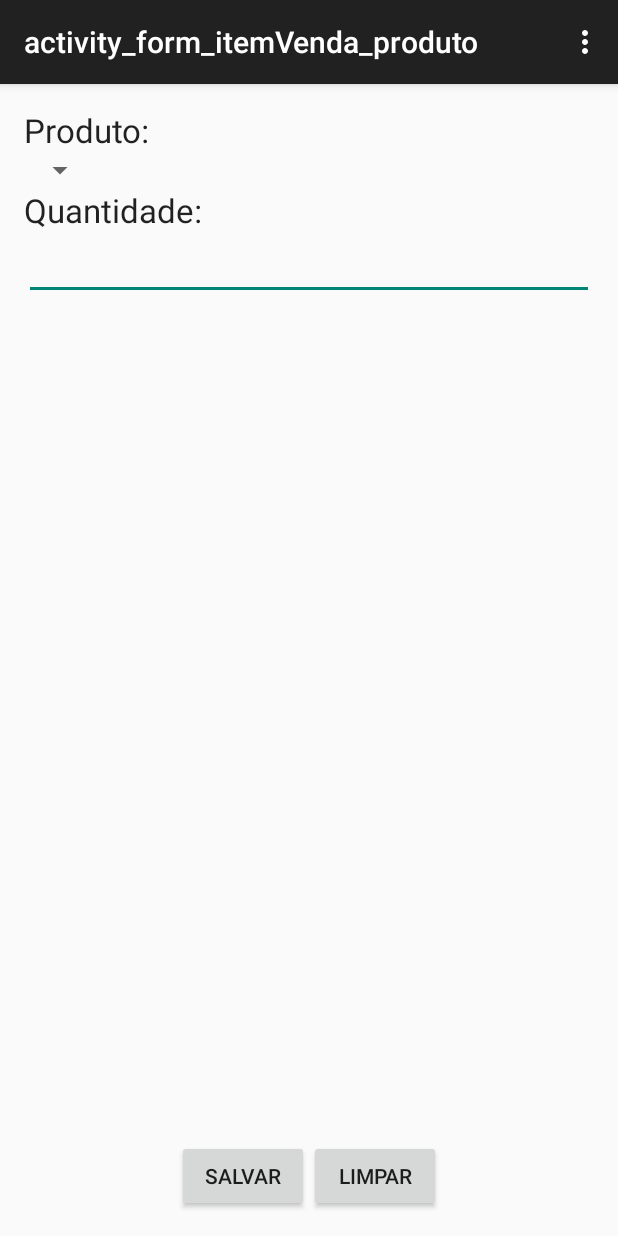
After one commit to JaianeDantas/StockApp, an Android app: the activity_form_itemVenda_produto screen opened directly, with no data from a screen before it, on a phone screen of 412 x 824 dp. The commit adds this screen. Run offline under Robolectric (Android 15) with nearby library versions, the phone set to English and light mode, and no system bars.

Commit message:
itemVenda2

```diff
--- a/app/src/main/java/stockapp/jaianedantas/com/br/stockapp/activities/Form_vendas.java
+++ b/app/src/main/java/stockapp/jaianedantas/com/br/stockapp/activities/Form_vendas.java
@@ -15,15 +15,18 @@ import android.widget.RadioGroup;
 import android.widget.Spinner;
 import android.widget.Toast;
 
+import java.util.List;
 import java.util.ArrayList;
 
 import stockapp.jaianedantas.com.br.stockapp.R;
 import stockapp.jaianedantas.com.br.stockapp.modelos.Venda;
+import stockapp.jaianedantas.com.br.stockapp.modelos.ItemVenda;
 
 
 public class Form_vendas extends ActionBarActivity {
 
     private MeuOpenHelper db;
+    private List<ItemVenda> itensVenda;
     //private ArrayList<String> clientes = new ArrayList<String>();
     //private ArrayList<String> produtos = new ArrayList<String>();
     //private static final String[] clientes = new String[]{};
--- /dev/null
+++ b/app/src/main/java/stockapp/jaianedantas/com/br/stockapp/activities/activity_form_itemVenda_produto.java
@@ -0,0 +1,85 @@
+package stockapp.jaianedantas.com.br.stockapp.activities;
+
+import android.support.v7.app.AppCompatActivity;
+import android.os.Bundle;
+import android.view.Menu;
+import android.view.MenuItem;
+import android.view.View;
+import android.webkit.WebView;
+import android.widget.Button;
+import android.widget.EditText;
+import android.widget.Spinner;
+import android.widget.Toast;
+
+import stockapp.jaianedantas.com.br.stockapp.R;
+import stockapp.jaianedantas.com.br.stockapp.modelos.ItemVenda;
+import stockapp.jaianedantas.com.br.stockapp.modelos.Produto;
+
+public class activity_form_itemVenda_produto extends AppCompatActivity {
+
+    Spinner produtos;
+    EditText quantidade;
+
+    @Override
+    protected void onCreate(Bundle savedInstanceState) {
+        super.onCreate(savedInstanceState);
+        setContentView(R.layout.activity_activity_form_item_venda_produto);
+    }
+    @Override
+    public boolean onCreateOptionsMenu(Menu menu) {
+        // Inflate the menu; this adds items to the action bar if it is present.
+        getMenuInflater().inflate(R.menu.menu_activity_form_item_venda_produto, menu);
+        return true;
+    }
+    @Override
+    public boolean onOptionsItemSelected(MenuItem item) {
+        // Handle action bar item clicks here. The action bar will
+        // automatically handle clicks on the Home/Up button, so long
+        // as you specify a parent activity in AndroidManifest.xml.
+        int id = item.getItemId();
+
+        //noinspection SimplifiableIfStatement
+        if (id == R.id.action_settings) {
+            return true;
+        }
+
+        return super.onOptionsItemSelected(item);
+    }
+
+    public void configurarBotoes() {
+        Button bt_salvar, bt_limpar;
+
+        bt_limpar = (Button) findViewById(R.id.ItemVenda2_BotaoLimpar);
+        bt_limpar.setOnClickListener(new View.OnClickListener() {
+            @Override
+            public void onClick(View v) {
+                resetCampos();
+            }
+        });
+        bt_salvar = (Button) findViewById(R.id.ItemVenda2_BotaoSalvar);
+        bt_salvar.setOnClickListener(new View.OnClickListener() {
+            @Override
+            public void onClick(View v) {
+                salvar();
+            }
+        });
+    }
+
+    public void resetCampos() {
+        produtos.setSelection(-1);
+        quantidade.setText(null);
+    }
+    public void salvar() {
+        try {
+            ItemVenda itemVenda = new ItemVenda();
+            Spinner spinner = (Spinner) findViewById(R.id.ItemVenda2_ProdutoSpinner);
+            itemVenda.setProduto((Produto) spinner.getSelectedItem());
+            itemVenda.setQuant(Integer.parseInt(quantidade.getText().toString()));
+
+
+
+        }catch (Exception e) {
+            Toast.makeText(this, "Falha na Gravacao!", Toast.LENGTH_LONG).show();
+        }
+    }
+}
--- /dev/null
+++ b/app/src/main/res/layout/activity_activity_form_item_venda_produto.xml
@@ -0,0 +1,73 @@
+<RelativeLayout xmlns:android="http://schemas.android.com/apk/res/android"
+    xmlns:tools="http://schemas.android.com/tools" android:layout_width="match_parent"
+    android:layout_height="match_parent" android:paddingLeft="@dimen/activity_horizontal_margin"
+    android:paddingRight="@dimen/activity_horizontal_margin"
+    android:paddingTop="@dimen/activity_vertical_margin"
+    android:paddingBottom="@dimen/activity_vertical_margin"
+    tools:context="stockapp.jaianedantas.com.br.stockapp.activities.activity_form_itemVenda_produto">
+
+    <GridLayout
+        android:layout_width="match_parent"
+        android:layout_height="match_parent">
+
+        <TextView
+            android:layout_width="wrap_content"
+            android:layout_height="wrap_content"
+            android:textAppearance="?android:attr/textAppearanceLarge"
+            android:text="Produto:"
+            android:id="@+id/itemVenda2-ProdutoLabel"
+            android:layout_column="0"
+            android:layout_row="0" />
+
+        <Spinner
+            android:layout_width="wrap_content"
+            android:layout_height="wrap_content"
+            android:id="@+id/ItemVenda2-ProdutoSpinner"
+            android:layout_column="0"
+            android:layout_row="1" />
+
+        <TextView
+            android:layout_width="wrap_content"
+            android:layout_height="wrap_content"
+            android:textAppearance="?android:attr/textAppearanceLarge"
+            android:text="Quantidade:"
+            android:id="@+id/ItemVenda2-QuantidaddLabel"
+            android:layout_column="0"
+            android:layout_row="2" />
+
+        <EditText
+            android:layout_width="match_parent"
+            android:layout_height="wrap_content"
+            android:id="@+id/ItemVenda2-QuantidadeText"
+            android:layout_column="0"
+            android:layout_row="3" />
+
+        <LinearLayout
+            android:orientation="horizontal"
+            android:layout_width="match_parent"
+            android:layout_height="wrap_content"
+            android:layout_row="4"
+            android:layout_column="0"
+            android:layout_gravity="bottom"
+            android:gravity="center_horizontal">
+
+            <Button
+                android:layout_width="wrap_content"
+                android:layout_height="wrap_content"
+                android:text="Salvar"
+                android:id="@+id/ItemVenda2-BotaoSalvar"
+                android:layout_column="0"
+                android:layout_row="0"
+                android:layout_gravity="center_horizontal" />
+
+            <Button
+                android:layout_width="wrap_content"
+                android:layout_height="wrap_content"
+                android:text="Limpar"
+                android:id="@+id/ItemVenda2-BotaoLimpar"
+                android:layout_row="0"
+                android:layout_column="1"
+                android:layout_gravity="bottom|center_horizontal" />
+        </LinearLayout>
+    </GridLayout>
+</RelativeLayout>
--- a/app/src/main/res/layout/activity_form_vendas.xml
+++ b/app/src/main/res/layout/activity_form_vendas.xml
@@ -133,4 +133,5 @@
         </GridLayout>
 
     </GridLayout>
+
 </RelativeLayout>
--- /dev/null
+++ b/app/src/main/res/menu/menu_activity_form_item_venda_produto.xml
@@ -0,0 +1,7 @@
+<menu xmlns:android="http://schemas.android.com/apk/res/android"
+    xmlns:app="http://schemas.android.com/apk/res-auto"
+    xmlns:tools="http://schemas.android.com/tools"
+    tools:context="stockapp.jaianedantas.com.br.stockapp.activities.activity_form_itemVenda_produto">
+    <item android:id="@+id/action_settings" android:title="@string/action_settings"
+        android:orderInCategory="100" app:showAsAction="never" />
+</menu>
--- a/app/src/main/res/values/strings.xml
+++ b/app/src/main/res/values/strings.xml
@@ -20,5 +20,8 @@
     <string name="title_activity_form_produtos">Formulário - Cadastrar um Produto</string>
     <string name="action_share">Compartilhar</string>
     <string name="title_activity_exibir_estoque">Exibir_estoque</string>
+    <string name="title_activity_activity_form_item_venda">activity_form_itemVenda</string>
+    <string name="title_activity_activity_form_item_venda_produto">activity_form_itemVenda_produto
+    </string>
 
 </resources>
```
Also changed, not shown: app/src/main/AndroidManifest.xml (+8 -0 lines), app/src/main/java/stockapp/jaianedantas/com/br/stockapp/activities/MeuOpenHelper.java (+15 -0 lines), app/src/main/java/stockapp/jaianedantas/com/br/stockapp/activities/activity_form_itemVenda.java (added, +39 -0 lines), app/src/main/res/layout/activity_activity_form_item_venda.xml (added, +45 -0 lines), app/src/main/res/menu/menu_activity_form_item_venda.xml (added, +7 -0 lines).
